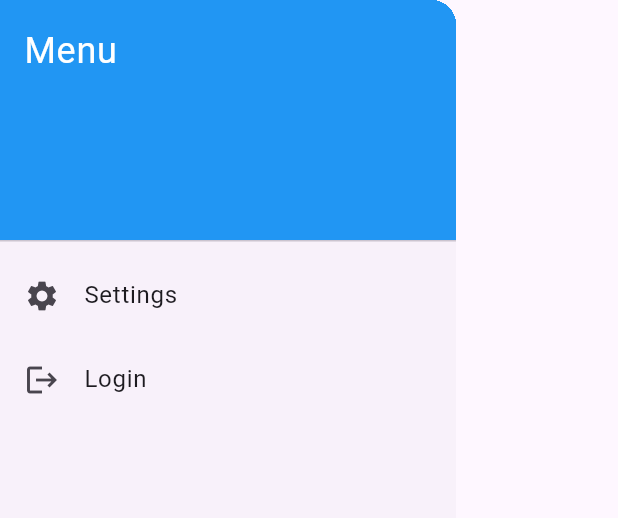
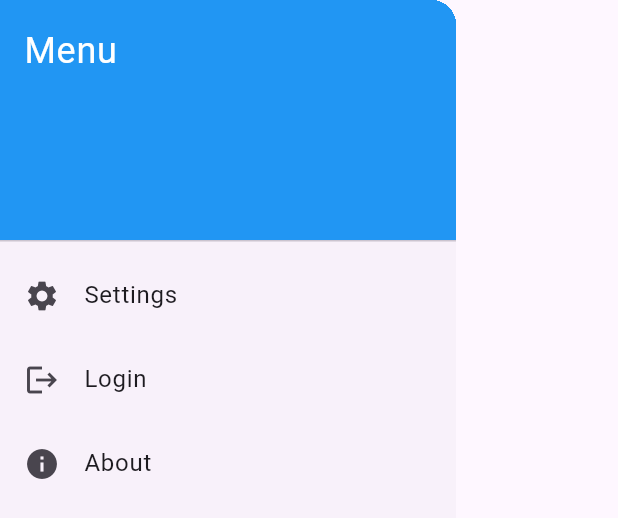
Before and after one commit to VoxMonstra/CSC-4610-Web-Warriors, a Flutter app: the AppDrawer widget shown alone on an empty page, opened directly, on a phone screen of 412 x 824 dp. Shown: the top 518 px of the screen. Run offline on Flutter 3.47's test engine with Material 3 defaults, Android fonts, the phone set to English and light mode, and no system bars; missing offline and left inert: mysql1.

Commit message:
feat: addition of about to drawer

```diff
--- a/src/lib/widgets/drawer.dart
+++ b/src/lib/widgets/drawer.dart
@@ -41,6 +41,14 @@ class AppDrawer extends StatelessWidget {
                 Navigator.pushNamed(context, '/login');
               },
             ),
+          if (currPage.data != "about")
+            ListTile(
+              leading: Icon(Icons.info),
+              title: Text('About'),
+              onTap: () {
+                Navigator.pushNamed(context, '/about');
+              },
+            ),
         ],
       ),
     );
```
